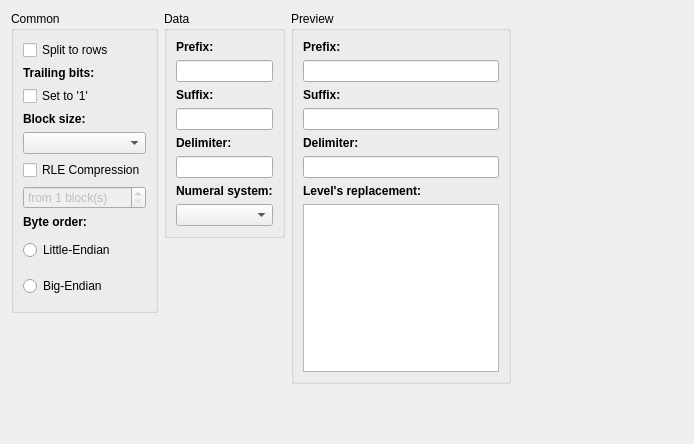
First picture: the form in controls/setup/parts/image/setuptabimage.ui, repository riuson/lcd-image-converter, before the edit.
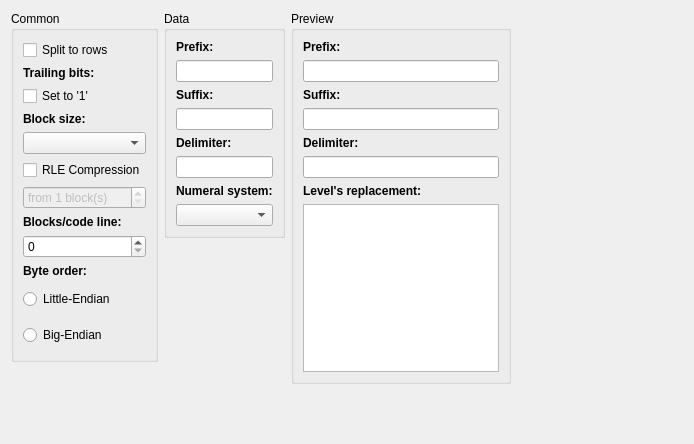
Second picture: the form after the edit.

Commit message: Add configuration parameter Blocks Per Line

What changed in the file:
```diff
--- a/controls/setup/parts/image/setuptabimage.ui
+++ b/controls/setup/parts/image/setuptabimage.ui
@@ -95,6 +95,22 @@
           </property>
          </widget>
         </item>
+        <item>
+         <widget class="QLabel" name="label_12">
+          <property name="font">
+           <font>
+            <weight>75</weight>
+            <bold>true</bold>
+           </font>
+          </property>
+          <property name="text">
+           <string>Blocks/code line:</string>
+          </property>
+         </widget>
+        </item>
+        <item>
+         <widget class="QSpinBox" name="spinBoxBlocksPerLine"/>
+        </item>
         <item>
          <widget class="QLabel" name="label_3">
           <property name="font">
```
The commit also changes 5 other files.
